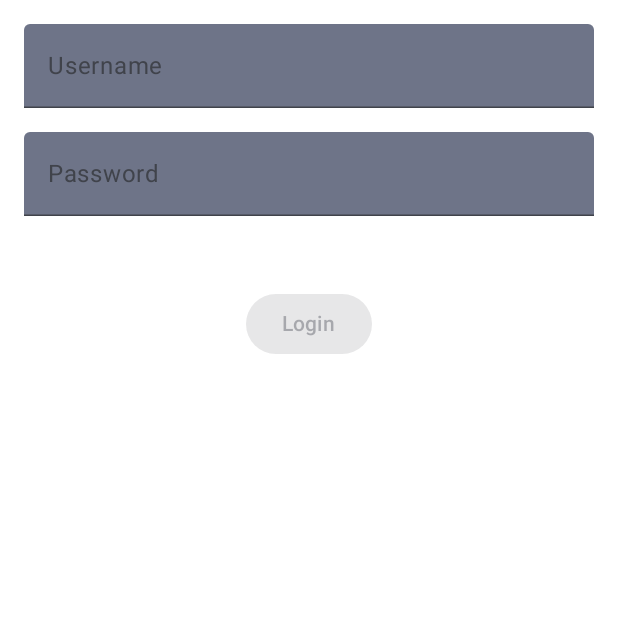
After one commit to fptitsyn/Fillfullment-android, an Android app built with Jetpack Compose: the composable FillfullmentNavHost shown on its own in the app's theme, on a phone screen of 412 x 824 dp, the top half of it. The commit adds this screen. Run offline under Robolectric (Android 15) with nearby library versions, the phone set to English and light mode, and no system bars.

Commit message:
-Added navigation -Added operator's login

```diff
--- /dev/null
+++ b/app/src/main/java/com/example/fillfullment/ui/data/User.kt
@@ -0,0 +1,20 @@
+package com.example.fillfullment.ui.data
+
+data class User(
+    val id: Int = 0,
+    val username: String = "",
+    val password: String = "",
+    val status: Int = 0
+) {
+    override fun equals(other: Any?): Boolean {
+        if (other is User) {
+            return other.username == username && other.password == password
+        }
+
+        return false
+    }
+
+    override fun hashCode(): Int {
+        return super.hashCode()
+    }
+}
--- /dev/null
+++ b/app/src/main/java/com/example/fillfullment/ui/login/LoginScreen.kt
@@ -0,0 +1,95 @@
+package com.example.fillfullment.ui.login
+
+import androidx.compose.foundation.layout.Arrangement
+import androidx.compose.foundation.layout.Column
+import androidx.compose.foundation.layout.fillMaxWidth
+import androidx.compose.foundation.layout.padding
+import androidx.compose.material3.Button
+import androidx.compose.material3.MaterialTheme
+import androidx.compose.material3.Text
+import androidx.compose.material3.TextField
+import androidx.compose.material3.TextFieldDefaults
+import androidx.compose.runtime.Composable
+import androidx.compose.runtime.rememberCoroutineScope
+import androidx.compose.ui.Alignment
+import androidx.compose.ui.Modifier
+import androidx.compose.ui.res.stringResource
+import androidx.compose.ui.text.input.PasswordVisualTransformation
+import androidx.compose.ui.unit.dp
+import androidx.lifecycle.viewmodel.compose.viewModel
+import com.example.fillfullment.R
+import com.example.fillfullment.ui.data.User
+import kotlinx.coroutines.launch
+
+@Composable
+fun LoginScreen(
+    onClick: () -> Unit,
+    viewmodel: LoginViewmodel = viewModel()
+) {
+    val coroutineScope = rememberCoroutineScope()
+
+    Column(
+        horizontalAlignment = Alignment.CenterHorizontally,
+        modifier = Modifier
+            .fillMaxWidth()
+            .padding(16.dp)
+    ) {
+        LoginInputForm(
+            userDetails = viewmodel.userUiState.userDetails,
+            onValueChange = viewmodel::updateUiState
+        )
+        Button(
+            onClick = {
+                coroutineScope.launch {
+                    if (viewmodel.checkUserInDb()) {
+                        onClick()
+                    }
+                }
+            },
+            enabled = viewmodel.userUiState.isEntryValid,
+            modifier = Modifier.padding(top = 48.dp)
+        ) {
+            Text(text = stringResource(R.string.login))
+        }
+    }
+
+}
+
+@Composable
+fun LoginInputForm(
+    userDetails: User,
+    modifier: Modifier = Modifier,
+    onValueChange: (User) -> Unit
+) {
+    Column(
+        horizontalAlignment = Alignment.CenterHorizontally,
+        verticalArrangement = Arrangement.spacedBy(16.dp),
+        modifier = modifier
+    ) {
+        TextField(
+            value = userDetails.username,
+            onValueChange = { onValueChange(userDetails.copy(username = it)) },
+            label = { Text(text = stringResource(R.string.username)) },
+            colors = TextFieldDefaults.colors(
+                focusedContainerColor = MaterialTheme.colorScheme.secondaryContainer,
+                unfocusedContainerColor = MaterialTheme.colorScheme.secondaryContainer,
+                disabledContainerColor = MaterialTheme.colorScheme.secondaryContainer
+            ),
+            modifier = Modifier.fillMaxWidth()
+        )
+
+        TextField(
+            value = userDetails.password,
+            onValueChange = { onValueChange(userDetails.copy(password = it)) },
+            visualTransformation = PasswordVisualTransformation(),
+            label = { Text(text = stringResource(R.string.password)) },
+            colors = TextFieldDefaults.colors(
+                focusedContainerColor = MaterialTheme.colorScheme.secondaryContainer,
+                unfocusedContainerColor = MaterialTheme.colorScheme.secondaryContainer,
+                disabledContainerColor = MaterialTheme.colorScheme.secondaryContainer
+            ),
+            modifier = Modifier.fillMaxWidth()
+        )
+
+    }
+}
--- /dev/null
+++ b/app/src/main/java/com/example/fillfullment/ui/navigation/FillfullmentNavHost.kt
@@ -0,0 +1,43 @@
+package com.example.fillfullment.ui.navigation
+
+import androidx.compose.runtime.Composable
+import androidx.compose.ui.Modifier
+import androidx.navigation.NavHostController
+import androidx.navigation.compose.NavHost
+import androidx.navigation.compose.composable
+import com.example.fillfullment.HomeScreen
+import com.example.fillfullment.ui.login.LoginScreen
+
+@Composable
+fun FillfullmentNavHost(
+    navController: NavHostController,
+    modifier: Modifier = Modifier
+) {
+    NavHost(
+        navController = navController,
+        startDestination = LoginDestination.finalRoute,
+        modifier = modifier
+    ) {
+        composable(route = LoginDestination.finalRoute) {
+            LoginScreen(
+                onClick = { navController.navigateSingleTopTo(HomeDestination.finalRoute) }
+            )
+        }
+
+        composable(route = HomeDestination.finalRoute) {
+            HomeScreen()
+        }
+    }
+}
+
+fun NavHostController.navigateSingleTopTo(route: String) {
+    this.navigate(route) {
+        this@navigateSingleTopTo.graph.startDestinationRoute?.let { route ->
+            popUpTo(route) {
+                saveState = true
+            }
+        }
+        launchSingleTop = true
+        restoreState = true
+    }
+}
--- /dev/null
+++ b/app/src/main/java/com/example/fillfullment/ui/navigation/NavDestinations.kt
@@ -0,0 +1,22 @@
+package com.example.fillfullment.ui.navigation
+
+interface NavDestination {
+    val route: String
+    val title: String
+    val routeWithArgs: String
+    val finalRoute: String
+}
+
+object LoginDestination : NavDestination {
+    override val route = "login"
+    override val title = "Login"
+    override val routeWithArgs = ""
+    override val finalRoute = routeWithArgs.ifBlank { route }
+}
+
+object HomeDestination : NavDestination {
+    override val route = "home"
+    override val title = "Orders"
+    override val routeWithArgs = ""
+    override val finalRoute = routeWithArgs.ifBlank { route }
+}
--- a/app/src/main/res/values/strings.xml
+++ b/app/src/main/res/values/strings.xml
@@ -1,3 +1,6 @@
 <resources>
     <string name="app_name">Fillfullment</string>
+    <string name="login">Login</string>
+    <string name="username">Username</string>
+    <string name="password">Password</string>
 </resources>
--- a/build.gradle.kts
+++ b/build.gradle.kts
@@ -1,5 +1,5 @@
 // Top-level build file where you can add configuration options common to all sub-projects/modules.
 plugins {
-    id("com.android.application") version "8.1.2" apply false
+    id("com.android.application") version "8.1.4" apply false
     id("org.jetbrains.kotlin.android") version "1.8.10" apply false
 }
```
Also changed, not shown: app/build.gradle.kts (+9 -3 lines), app/src/main/java/com/example/fillfullment/HomeScreen.kt (added, +9 -0 lines), app/src/main/java/com/example/fillfullment/HomeViewmodel.kt (+0 -30 lines), app/src/main/java/com/example/fillfullment/MainActivity.kt (+47 -55 lines), app/src/main/java/com/example/fillfullment/User.kt (deleted, +0 -8 lines), app/src/main/java/com/example/fillfullment/ui/login/LoginViewmodel.kt (added, +84 -0 lines).
